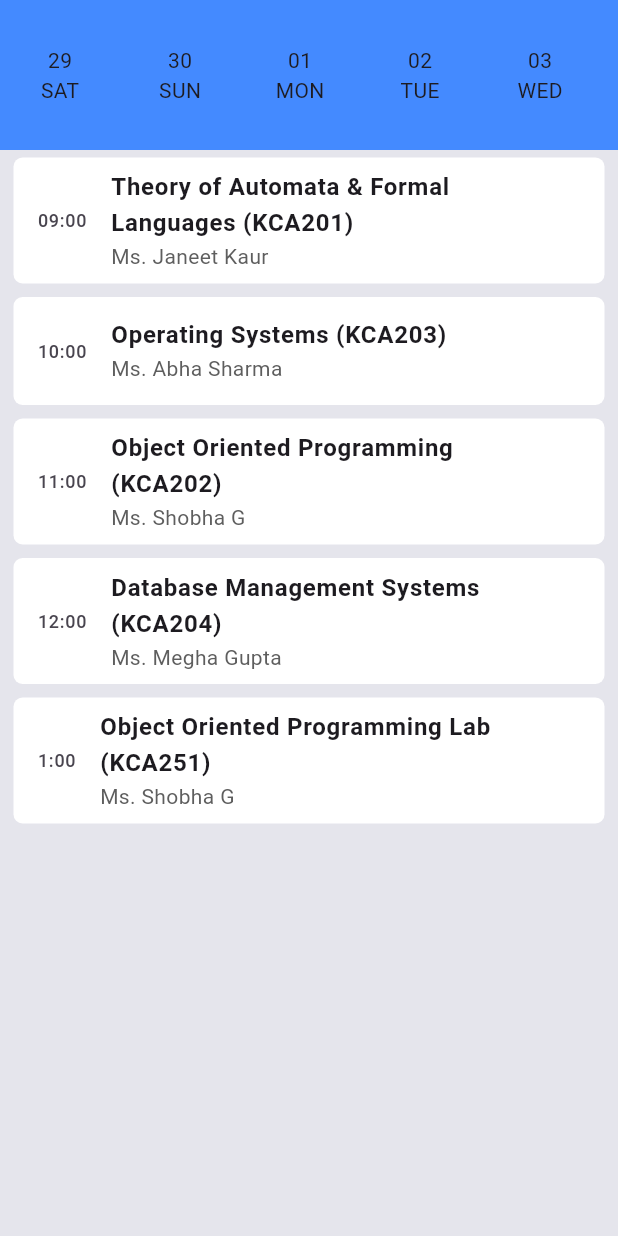
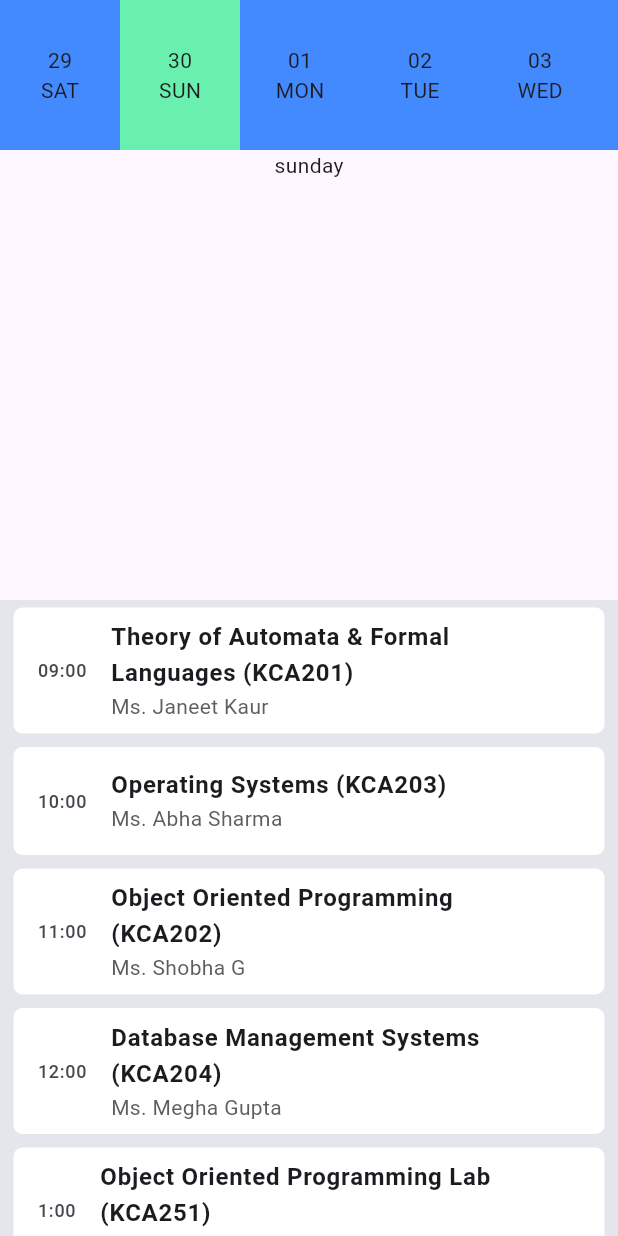
Before and after one commit to Mks30d/FlutterTutorial, a Flutter app: the screen it shows after launch, after a tap on "30", on a phone screen of 412 x 824 dp. Run offline on Flutter 3.47's test engine with Material 3 defaults, Android fonts, the phone set to English and light mode, and no system bars; our stand-ins replace font_awesome_flutter.

Commit message:
Implemented initial Container state according to selected day

```diff
--- a/lib/Routine/routine.dart
+++ b/lib/Routine/routine.dart
@@ -1,8 +1,26 @@
-import 'package:flutter/cupertino.dart';
 import 'package:flutter/material.dart';
 import 'package:flutter/widgets.dart';
 import 'package:flutter_basics/Routine/routine_api.dart';
 import 'package:intl/intl.dart';
+
+var routineapi_1 = {
+  "Monday": [
+    {"subject": "Math", "time": "09:00-10:00", "room": "101"},
+    {"subject": "English", "time": "10:15-11:15", "room": "102"}
+  ],
+  "Tuesday": [
+    {"subject": "Physics", "time": "09:00-10:00", "room": "201"},
+    {"subject": "Chemistry", "time": "10:15-11:15", "room": "202"}
+  ],
+  "Saturday": [
+    {"subject": "CS", "time": "09:00-10:00", "room": "201"},
+    {"subject": "Chemistry", "time": "10:15-11:15", "room": "202"}
+  ],
+};
+
+List<String> days = ["Monday", "Tuesday", "Wednesday", "Thursday", "Friday", "Saturday", "Sunday"];
+
+DateTime dateTime = DateTime.now();
 
 class Routine_Widget extends StatefulWidget {
   const Routine_Widget({super.key});
@@ -12,38 +30,52 @@ class Routine_Widget extends StatefulWidget {
 }
 
 class _Routine_WidgetState extends State<Routine_Widget> {
-  // var dateTime = DateTime.now();
 
   var subject = routineapi["Monday"]?[1]["subject"];
   var time = routineapi["Monday"]?[1]["time"];
   var room = routineapi["Monday"]?[1]["room"];
-  @override
-  Widget build(BuildContext context) {
-    var dateTime = DateTime.now();
 
   // Generate a list of the next 5 days including the current date
   List<DateTime> nextDays = List.generate(7, (index) {
     return dateTime.add(Duration(days: index));
   });
+  // var abc = dateTime.weekday;
+
+  // Selected day for routine display
+  String selectedDay = DateFormat("EEEE").format(dateTime).toLowerCase();
+  String dayName = DateFormat("EEEE").format(dateTime).toLowerCase();
+
+  @override
+  Widget build(BuildContext context) {
+    dateTime = DateTime.now();
 
     return Scaffold(
       body: Column(
         children: [
+          // ================ upper part =============================
           Container(
             height: 100,
             child: ListView.builder(
               scrollDirection: Axis.horizontal,
               itemCount: nextDays.length,
+
               itemBuilder: (context, index) {
                 DateTime day = nextDays[index]; // current DateTime details
+                dayName = DateFormat("EEEE").format(day).toLowerCase();
+                // print(day);
 
                 return InkWell(
-                  onTap: (){
-                    print("$index");
+                  onTap: () {
+                    print("${DateFormat("EEEE").format(day)}");
+                    setState(() {
+                      selectedDay = DateFormat("EEEE").format(day).toLowerCase();
+                      // abc = selectedDay;
+                    });
                   },
                   child: Container(
                     width: 80,
-                    color: Colors.blueAccent,
+                    // color: Colors.blueAccent,
+                    color: selectedDay == dayName ? Colors.greenAccent : Colors.blueAccent,
                     child: Column(
                       mainAxisAlignment: MainAxisAlignment.center,
                       crossAxisAlignment: CrossAxisAlignment.center,
@@ -57,8 +89,42 @@ class _Routine_WidgetState extends State<Routine_Widget> {
               },
             ),
           ),
+
+          // ===================================================
+          Container(
+            height: 300,
+            child: Column(
+              children: [
+                Text("$selectedDay"),
+                // Text("$abc"),
+              ],
+            ),
+          ),
+
+          //============================
           Expanded(
-            child: Container(
+            child: RoutineDetails(),
+          ),
+        ],
+      ),
+    );
+  }
+}
+
+
+// ===================================================
+class RoutineDetails extends StatefulWidget {
+  const RoutineDetails({super.key});
+
+  @override
+  State<RoutineDetails> createState() => _RoutineDetailsState();
+}
+
+class _RoutineDetailsState extends State<RoutineDetails> {
+  @override
+  Widget build(BuildContext context) {
+    return Scaffold(
+      body: Container(
         // width: double.infinity,
         // height: 200,
         decoration: BoxDecoration(
@@ -70,8 +136,7 @@ class _Routine_WidgetState extends State<Routine_Widget> {
             var subjectTime = routineapi["Monday"]?[index]["time"];
             var subjectCode = routineapi["Monday"]?[index]["subjectCode"];
             var subjectName = routineapi["Monday"]?[index]["subjectName"];
-                  var subjectTeacher =
-                      routineapi["Monday"]?[index]["subjectTeacher"];
+            var subjectTeacher = routineapi["Monday"]?[index]["subjectTeacher"];
 
             return Column(
               children: [
@@ -97,17 +162,11 @@ class _Routine_WidgetState extends State<Routine_Widget> {
                     ),
                   ),
                 ),
-                      // SizedBox(
-                      //   height: 5,
-                      // )
               ],
             );
           },
         ),
       ),
-          ),
-        ],
-      ),
     );
   }
 }
```
Lines whose indentation alone changed are shown as unchanged.
